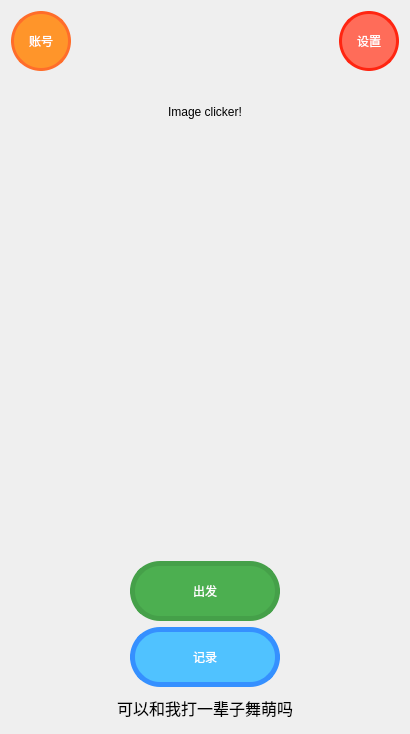
Qt form ui_class/start_window.ui (reflux18d/MaiGO) before a commit.
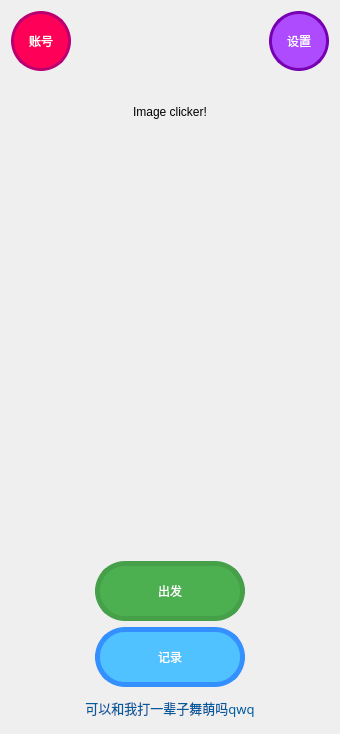
The same form after that commit. Icons and pictures are not drawn.

What changed in the file:
```diff
--- a/ui_class/start_window.ui
+++ b/ui_class/start_window.ui
@@ -6,7 +6,7 @@
    <rect>
     <x>0</x>
     <y>0</y>
-    <width>410</width>
+    <width>336</width>
     <height>734</height>
    </rect>
   </property>
@@ -55,10 +55,10 @@
        </property>
        <property name="styleSheet">
         <string notr="true">border-radius: 30px;       /* 圆形按钮 */
-    background-color: rgb(255, 149, 42);       /* 圆形按钮 */
+    background-color: rgb(255, 0, 89);       /* 圆形按钮 */
     color: white;
-    border: 3px solid rgb(255, 109, 42); /* 边框样式 */
-font: 7pt &quot;黑体&quot;;</string>
+    border: 3px solid rgb(186, 0, 112); /* 边框样式 */
+font: 8pt &quot;黑体&quot;;</string>
        </property>
        <property name="text">
         <string>账号</string>
@@ -103,10 +103,10 @@
        </property>
        <property name="styleSheet">
         <string notr="true">border-radius: 30px;       /* 圆形按钮 */
-    background-color: rgb(255, 108, 89);       /* 圆形按钮 */
+    background-color: rgb(174, 75, 255);       /* 圆形按钮 */
     color: white;
-    border: 3px solid rgb(255, 37, 17); /* 边框样式 */
-font: 7pt &quot;黑体&quot;;</string>
+    border: 3px solid rgb(119, 0, 179); /* 边框样式 */
+font: 8pt &quot;黑体&quot;;</string>
        </property>
        <property name="text">
         <string>设置</string>
@@ -143,8 +143,8 @@
           </size>
          </property>
          <property name="styleSheet">
-          <string notr="true">color: black;
-font: 14pt &quot;黑体&quot;;
+          <string notr="true">font: 10pt &quot;黑体&quot;;
+color: rgb(0, 0, 0);
 </string>
          </property>
          <property name="text">
@@ -283,17 +283,18 @@
      <property name="font">
       <font>
        <family>黑体</family>
-       <pointsize>12</pointsize>
+       <pointsize>10</pointsize>
        <weight>50</weight>
        <italic>false</italic>
        <bold>false</bold>
       </font>
      </property>
      <property name="styleSheet">
-      <string notr="true">font: 12pt &quot;黑体&quot;;</string>
+      <string notr="true">font: 10pt &quot;黑体&quot;;
+color: rgb(0, 90, 158);</string>
      </property>
      <property name="text">
-      <string>可以和我打一辈子舞萌吗</string>
+      <string>可以和我打一辈子舞萌吗qwq</string>
      </property>
      <property name="scaledContents">
       <bool>true</bool>
```
Left out of the diff: 2 changed lines with no effect on the pictures.
